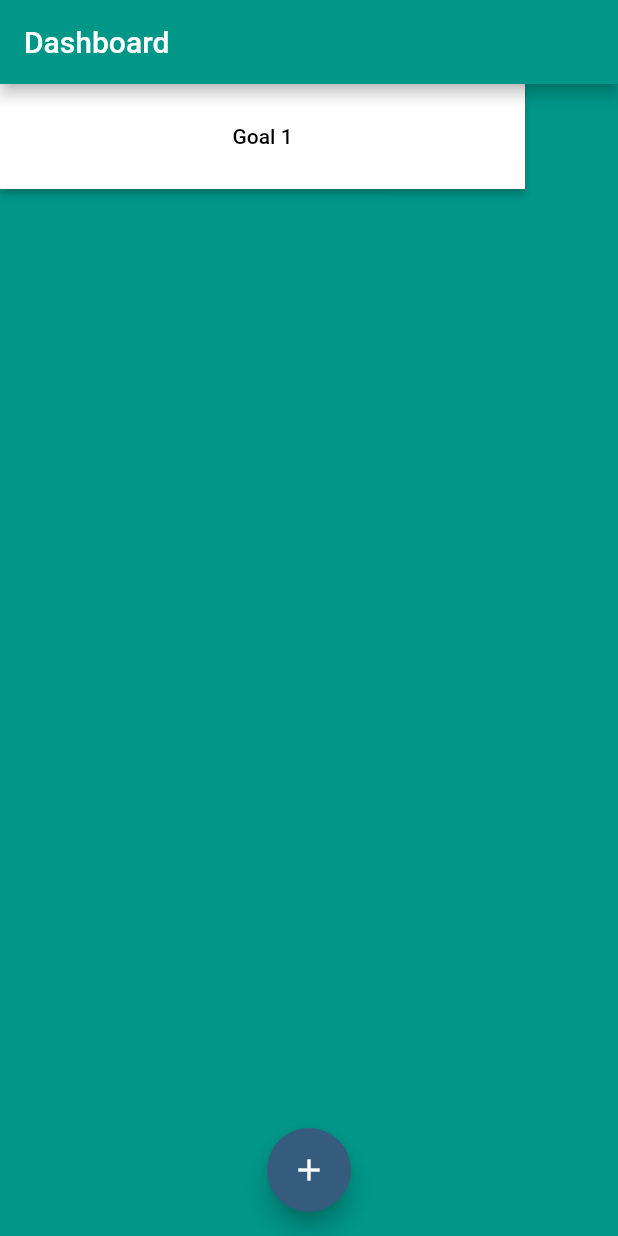
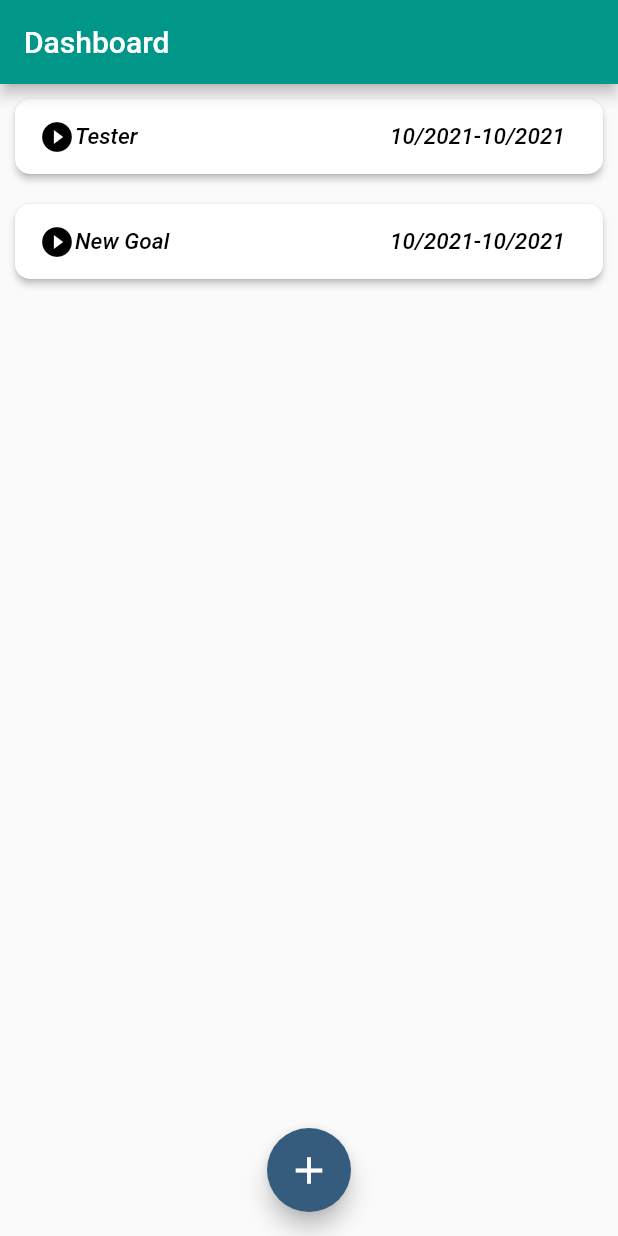
Before and after one commit to GitfishYu/first_app, a Flutter app: the screen it shows after launch, after a tap on the "add" icon, on a phone screen of 412 x 824 dp. Run offline on Flutter 3.47's test engine with Material 2 defaults, Android fonts, the phone set to English and light mode, and no system bars.

Commit message:
Make the addButton work

```diff
--- /dev/null
+++ b/lib/goal_manager.dart
@@ -0,0 +1,100 @@
+import 'package:flutter/material.dart';
+
+import './goals.dart';
+
+class GoalManager extends StatefulWidget {
+  final String startingGoal;
+
+  GoalManager(this.startingGoal, {Key? key}) : super(key: key);
+  @override
+  State<StatefulWidget> createState() {
+    return _GoalManagerState();
+  }
+}
+
+class _GoalManagerState extends State<GoalManager> {
+  final List<String> _goals = [];
+
+  @override
+  void initState() {
+    print("Manger being initalized");
+    _goals.add(widget.startingGoal);
+    super.initState();
+  }
+
+  // void addGoal() {
+  //   setState(() {
+  //     _goals.add('New Goal');
+  //   });
+  // }
+
+  @override
+  Widget build(BuildContext context) {
+    // print("Manager being updated");
+    // addGoal();
+    // if (globals.click == true) {
+    //   print(globals.click);
+    //   globals.click = false;
+    // }
+
+    // return Goals(_goals);
+
+    // return FloatingActionButton(
+    //   child: const Icon(Icons.add),
+    //   backgroundColor: const Color(0xFF355C7D),
+    //   onPressed: () {
+    //     setState(() {
+    //       _goals.add('New Goal');
+    //       Goals A = Goals(_goals);
+    //       A.printA();
+    //     });
+    //   },
+    // );
+
+    // return Column(
+    //   children: [
+    //     Container(
+    //       margin: EdgeInsets.all(10.0),
+    //       child: FloatingActionButton(
+    //         child: const Icon(
+    //           Icons.add,
+    //           size: 30,
+    //         ),
+    //         backgroundColor: const Color(0xFF355C7D),
+    //         // style: ButtonStyle(
+    //         //     backgroundColor: MaterialStateProperty.all(Color(0xFF355C7D)),
+    //         //     //border: MaterialStateProperty.all(Border())
+    //         //     minimumSize: MaterialStateProperty.all(Size.fromRadius(25)),
+    //         //     shape: MaterialStateProperty.all(
+    //         //         CircleBorder(side: BorderSide(color: Color(0xFF355C7D))))),
+    //         onPressed: () {
+    //           setState(() {
+    //             _goals.add('New Goal');
+    //           });
+    //         },
+    //         //child: Text('Add Goal'),
+    //       ),
+
+    //     ),
+    //     Goals(_goals)
+    //   ],
+    // );
+
+    return Scaffold(
+      floatingActionButton: FloatingActionButton(
+        child: const Icon(
+          Icons.add,
+          size: 30,
+        ),
+        backgroundColor: const Color(0xFF355C7D),
+        onPressed: () {
+          setState(() {
+            _goals.add('New Goal');
+          });
+        },
+      ),
+      floatingActionButtonLocation: FloatingActionButtonLocation.centerFloat,
+      body: Goals(_goals),
+    );
+  }
+}
--- /dev/null
+++ b/lib/goals.dart
@@ -0,0 +1,70 @@
+import 'package:flutter/material.dart';
+
+class Goals extends StatelessWidget {
+  //const GoalList({Key? key}) : super(key: key);
+  final List<String> goals;
+
+  Goals(this.goals);
+  @override
+  Widget build(BuildContext context) {
+    print("Goal has been generated");
+
+    return Column(
+      children: goals
+          .map(
+            (element) => Container(
+              //alignment: Alignment.center,
+              margin: const EdgeInsets.all(10.0),
+              height: 50,
+              child: ElevatedButton(
+                onPressed: () {},
+                child: Container(
+                  child: Row(
+                    children: [
+                      const Align(
+                        alignment: Alignment.centerRight,
+                        child: Icon(
+                          Icons.play_circle_fill,
+                          color: Colors.black,
+                        ),
+                      ),
+                      Container(
+                        width: 210,
+                        child: Text(
+                          element,
+                          style: const TextStyle(
+                              fontSize: 15.0,
+                              color: Colors.black,
+                              fontStyle: FontStyle.italic),
+                          //textAlign: TextAlign.center,
+                        ),
+                      ),
+                      Container(
+                        child: Text(
+                          "10/2021-10/2021",
+                          style: const TextStyle(
+                              fontSize: 15.0,
+                              color: Colors.black,
+                              fontStyle: FontStyle.italic),
+                        ),
+                      ),
+                    ],
+                  ),
+                ),
+                style: ElevatedButton.styleFrom(
+                  primary: Colors.white,
+                  //minimumSize: const Size(370, 40),
+                  shape: RoundedRectangleBorder(
+                      borderRadius: BorderRadius.circular(10.0)),
+                ),
+              ),
+            ),
+          )
+          .toList(),
+    );
+  }
+
+  void printA() {
+    print('AaAAAAAA');
+  }
+}
--- a/lib/main.dart
+++ b/lib/main.dart
@@ -1,8 +1,8 @@
 import 'package:flutter/material.dart';
 
-void main() {
-  runApp(const MyApp());
-}
+import './goal_manager.dart';
+
+void main() => runApp(MyApp());
 
 class MyApp extends StatelessWidget {
   const MyApp({Key? key}) : super(key: key);
@@ -18,30 +18,21 @@ class MyApp extends StatelessWidget {
         appBar: AppBar(
           title: const Text('Dashboard'),
         ),
-        body: Column(
-          children: [
-            Container(
-              //margin: const EdgeInsets.all(10),
-              //alignment: Alignment.center,
-              width: 350.0,
-              height: 70.0,
-              color: Colors.white,
-              child: RaisedButton(
-                child: Text("Goal 1"),
-                padding: const EdgeInsets.all(10),
-                color: Colors.white,
-                textColor: Colors.black,
-                onPressed: () {},
-              ),
-            ),
-          ],
-        ),
-        floatingActionButton: FloatingActionButton(
-          child: const Icon(Icons.add),
-          backgroundColor: Color(0xFF355C7D),
-          onPressed: () {},
-        ),
-        floatingActionButtonLocation: FloatingActionButtonLocation.centerFloat,
+        body: GoalManager('Tester'),
+        //floatingActionButtonLocation: FloatingActionButtonLocation.centerFloat,
+        // floatingActionButton: FloatingActionButton(
+        //   child: const Icon(Icons.add),
+        //   backgroundColor: const Color(0xFF355C7D),
+        //   onPressed: () {
+        //     globals.click = true;
+        //     //callManager();
+        //     //GoalManager('Tester');
+        //     // Goals(['Tester']);
+        //     // setState(() {
+        //     //   _goals.add('New Goal');
+        //     // });
+        //   },
+        //),
       ),
     );
   }
```
Also changed, not shown: 3 other files.
